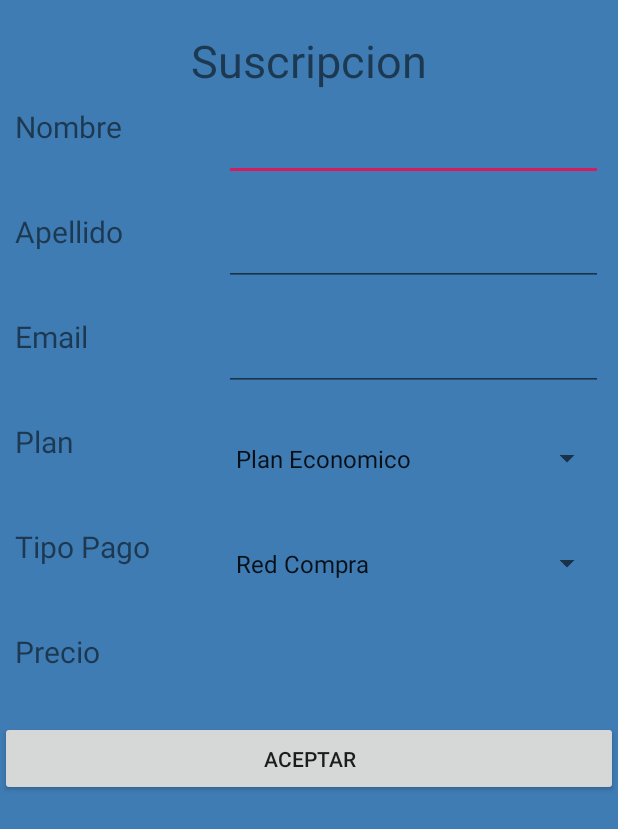
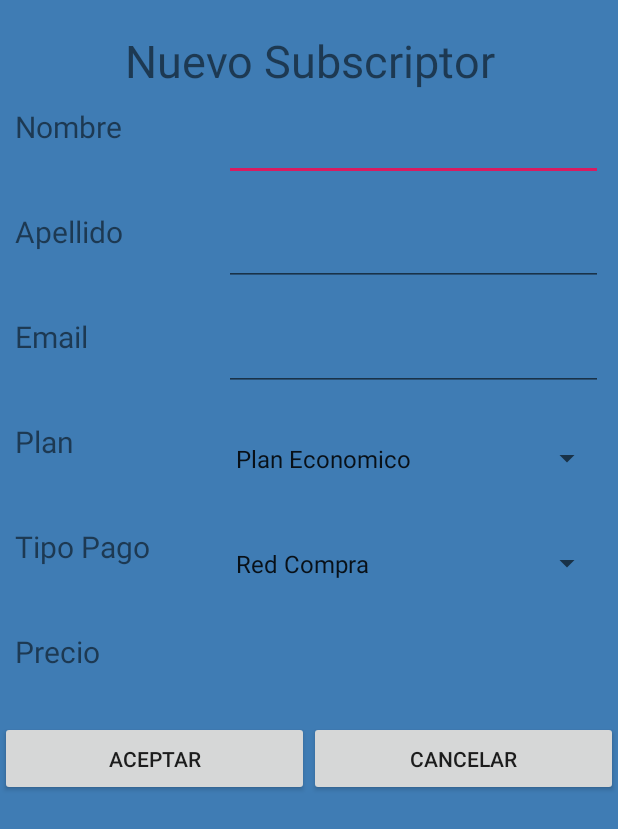
Before and after one commit to PowertrainFSAE47/ProyectoADBJ, an Android app: the layout menu_subs.xml on its own in the app's theme, with its tools: preview values and no code run, on a phone screen of 412 x 824 dp. Shown: the top 829 px of the screen. Run offline under Robolectric (Android 15) with nearby library versions, the phone set to English and light mode, and no system bars.

Commit message:
Agregada conectividad entre pantallas

```diff
--- a/Android/ProyectoADBJ/app/src/main/AndroidManifest.xml
+++ b/Android/ProyectoADBJ/app/src/main/AndroidManifest.xml
@@ -9,7 +9,9 @@
         android:roundIcon="@mipmap/ic_launcher_round"
         android:supportsRtl="true"
         android:theme="@style/AppTheme">
-        <activity android:name=".menuPlanes"></activity>
+        <activity android:name=".menuDatosUsuario"></activity>
+        <activity android:name=".menuSubs" />
+        <activity android:name=".menuPlanes" />
         <activity android:name=".menuInfo" />
         <activity android:name=".menuPrincipal" />
         <activity android:name=".MainActivity">
--- a/Android/ProyectoADBJ/app/src/main/res/layout/activity_menu_suscripcion.xml
+++ b/Android/ProyectoADBJ/app/src/main/res/layout/menu_subs.xml
@@ -5,7 +5,7 @@
     android:layout_width="match_parent"
     android:layout_height="match_parent"
     android:orientation="vertical"
-    tools:context=".MainActivity">
+    tools:context=".menuSubs">
 
     <LinearLayout
         android:layout_width="match_parent"
@@ -24,7 +24,7 @@
             android:layout_width="match_parent"
             android:layout_height="wrap_content"
             android:layout_marginTop="20dp"
-            android:text="Suscripcion"
+            android:text="Nuevo Subscriptor"
             android:textAlignment="center"
             android:textSize="30sp" />
 
@@ -43,7 +43,7 @@
                 android:textSize="20sp" />
 
             <EditText
-                android:id="@+id/editText"
+                android:id="@+id/txNombre"
                 android:layout_width="wrap_content"
                 android:layout_height="50dp"
                 android:layout_weight="1"
@@ -66,7 +66,7 @@
                 android:textSize="20sp" />
 
             <EditText
-                android:id="@+id/editText2"
+                android:id="@+id/txApellido"
                 android:layout_width="wrap_content"
                 android:layout_height="50dp"
                 android:layout_weight="1"
@@ -89,7 +89,7 @@
                 android:textSize="20sp" />
 
             <EditText
-                android:id="@+id/editText4"
+                android:id="@+id/txMail"
                 android:layout_width="wrap_content"
                 android:layout_height="50dp"
                 android:layout_weight="1"
@@ -112,7 +112,7 @@
                 android:textSize="20sp" />
 
             <Spinner
-                android:id="@+id/spinner2"
+                android:id="@+id/spPlan"
                 android:layout_width="213dp"
                 android:layout_height="50dp"
                 android:layout_weight="1"
@@ -134,7 +134,7 @@
                 android:textSize="20sp" />
 
             <Spinner
-                android:id="@+id/spinner3"
+                android:id="@+id/spPago"
                 android:layout_width="213dp"
                 android:layout_height="50dp"
                 android:layout_weight="1"
@@ -156,7 +156,7 @@
                 android:textSize="20sp" />
 
             <TextView
-                android:id="@+id/textView20"
+                android:id="@+id/btRegistrar"
                 android:layout_width="213dp"
                 android:layout_height="50dp"
                 android:layout_weight="1"
@@ -169,11 +169,18 @@
             android:orientation="horizontal">
 
             <Button
-                android:id="@+id/btSuscripcion"
+                android:id="@+id/btAceptarSub"
                 android:layout_width="100dp"
                 android:layout_height="50dp"
                 android:layout_weight="1"
                 android:text="Aceptar" />
+
+            <Button
+                android:id="@+id/btCancelarSub"
+                android:layout_width="100dp"
+                android:layout_height="50dp"
+                android:layout_weight="1"
+                android:text="Cancelar" />
         </LinearLayout>
 
     </LinearLayout>
```
Also changed, not shown: Android/ProyectoADBJ/app/src/main/java/com/example/proyectoadbj/MainActivity.java (+10 -0 lines), Android/ProyectoADBJ/app/src/main/java/com/example/proyectoadbj/menuDatosUsuario.java (added, +14 -0 lines), Android/ProyectoADBJ/app/src/main/java/com/example/proyectoadbj/menuPrincipal.java (+10 -0 lines), Android/ProyectoADBJ/app/src/main/java/com/example/proyectoadbj/menuSubs.java (added, +63 -0 lines), Android/ProyectoADBJ/app/src/main/res/layout/menu_datos_usuario.xml (added, +9 -0 lines).
